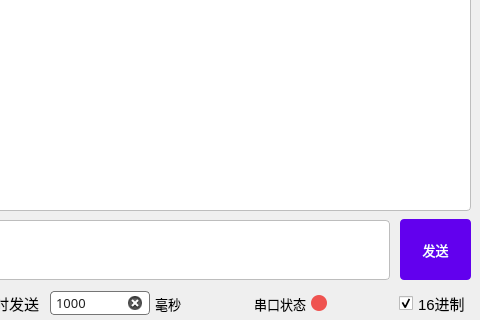
AndroidCoderPeng/serial_port_debugger, file mainwindow.ui: the form before one commit; both pictures show x 320 to 800 and y 280 to 600 of the 800 by 600 pixel window.
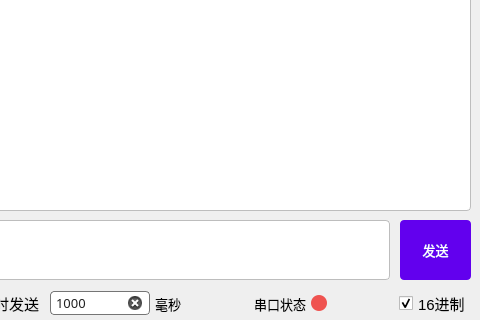
The form after the commit.

Commit message:
feat(mainwindow): 添加指令值和备注到数据库并更新表格
- 新增 initDatabase() 函数用于初始化数据库
- 添加 updateCommandTableWidget() 函数用于更新指令表格
- 在添加指令时检查指令值是否已存在，并给出提示- 将新增指令保存到数据库并更新表格显示

Patch:
```diff
--- a/mainwindow.ui
+++ b/mainwindow.ui
@@ -80,9 +80,9 @@
     <property name="geometry">
      <rect>
       <x>720</x>
-      <y>499</y>
+      <y>500</y>
       <width>71</width>
-      <height>61</height>
+      <height>60</height>
      </rect>
     </property>
     <property name="font">
```
The commit also changes 2 other files.
